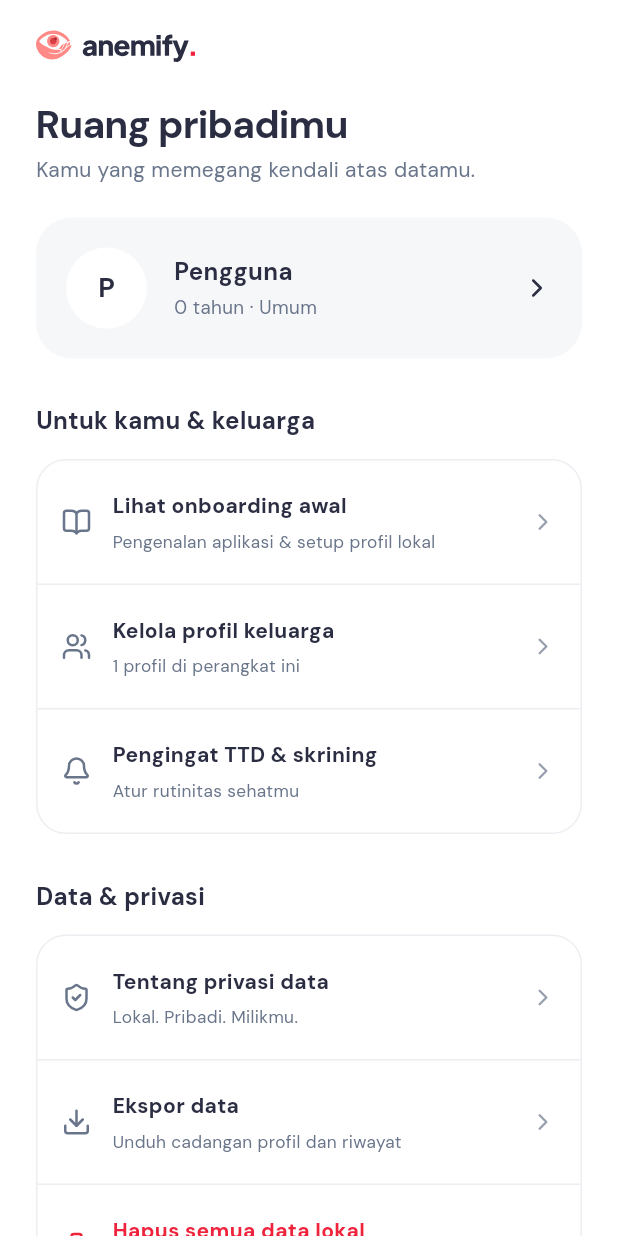
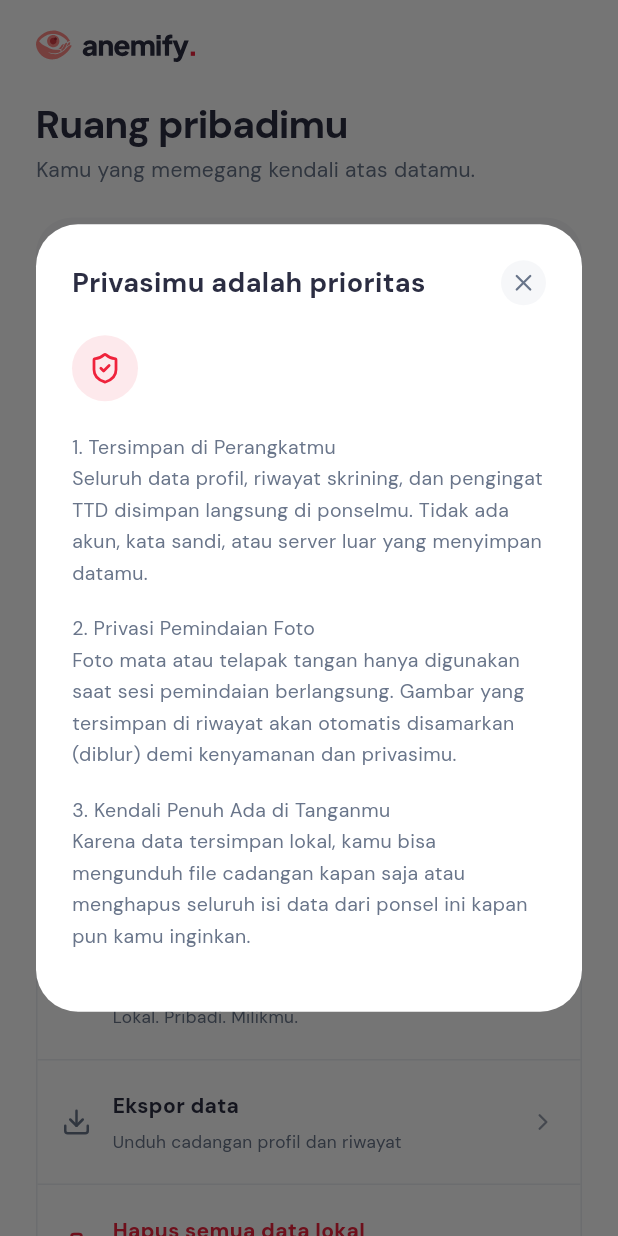
Before and after one commit to Arettaaa/Anemify, a Flutter app: the SettingsPage screen opened directly, after a tap on "Tentang privasi data", on a phone screen of 412 x 824 dp. Run offline on Flutter 3.47's test engine with Material 3 defaults, Android fonts, the phone set to English and light mode, and no system bars; our stand-ins replace camera, equatable, flutter_bloc, flutter_local_notifications, flutter_svg, get_it and 8 more; missing offline and left inert: tflite_flutter; accounts and stored records are empty; network calls fail.

Commit message:
feat: privasi data settings

```diff
--- a/lib/features/settings/presentation/pages/settings_page.dart
+++ b/lib/features/settings/presentation/pages/settings_page.dart
@@ -69,12 +69,115 @@ class _SettingsPageState extends State<SettingsPage> {
   Future<void> _manageProfiles() => openProfileSwitcher(context);
 
   void _openTtd() {
-    Navigator.of(context).push(
-      MaterialPageRoute(builder: (_) => const TtdReminderPage()),
+    Navigator.of(
+      context,
+    ).push(MaterialPageRoute(builder: (_) => const TtdReminderPage()));
+  }
+
+  // ---------- Modal Privasi (UX Friendly) ----------
+
+  void _showPrivacyDialog() {
+    showDialog(
+      context: context,
+      builder: (dialogContext) => Dialog(
+        backgroundColor: Colors.white,
+        surfaceTintColor: Colors.transparent,
+        shape: RoundedRectangleBorder(borderRadius: BorderRadius.circular(28)),
+        insetPadding: const EdgeInsets.symmetric(horizontal: 24, vertical: 24),
+        child: Padding(
+          padding: const EdgeInsets.all(24),
+          child: SingleChildScrollView(
+            child: Column(
+              crossAxisAlignment: CrossAxisAlignment.start,
+              mainAxisSize: MainAxisSize.min,
+              children: [
+                // Header & Tombol Tutup (X)
+                Row(
+                  mainAxisAlignment: MainAxisAlignment.spaceBetween,
+                  children: [
+                    Expanded(
+                      child: Text(
+                        'Privasimu adalah prioritas',
+                        style: GoogleFonts.dmSans(
+                          fontSize: 18,
+                          fontWeight: FontWeight.w700,
+                          color: AppColors.textPrimary,
+                        ),
+                      ),
+                    ),
+                    InkWell(
+                      onTap: () => Navigator.pop(dialogContext),
+                      borderRadius: BorderRadius.circular(20),
+                      child: Container(
+                        padding: const EdgeInsets.all(6),
+                        decoration: const BoxDecoration(
+                          color: AppColors.surface,
+                          shape: BoxShape.circle,
+                        ),
+                        child: const Icon(
+                          LucideIcons.x,
+                          size: 18,
+                          color: AppColors.textSecondary,
+                        ),
+                      ),
+                    ),
+                  ],
+                ),
+                const SizedBox(height: 20),
+
+                // Icon Perisai
+                Container(
+                  width: 44,
+                  height: 44,
+                  alignment: Alignment.center,
+                  decoration: BoxDecoration(
+                    color: AppColors.primary.withValues(alpha: 0.1),
+                    shape: BoxShape.circle,
+                  ),
+                  child: const Icon(
+                    LucideIcons.shieldCheck,
+                    color: AppColors.primary,
+                    size: 22,
+                  ),
+                ),
+                const SizedBox(height: 20),
+
+                // Teks Penjelasan Ramah Pengguna
+                _privacyParagraph(
+                  '1. Tersimpan di Perangkatmu\n'
+                  'Seluruh data profil, riwayat skrining, dan pengingat TTD disimpan langsung di ponselmu. Tidak ada akun, kata sandi, atau server luar yang menyimpan datamu.',
+                ),
+                _privacyParagraph(
+                  '2. Privasi Pemindaian Foto\n'
+                  'Foto mata atau telapak tangan hanya digunakan saat sesi pemindaian berlangsung. Gambar yang tersimpan di riwayat akan otomatis disamarkan (diblur) demi kenyamanan dan privasimu.',
+                ),
+                _privacyParagraph(
+                  '3. Kendali Penuh Ada di Tanganmu\n'
+                  'Karena data tersimpan lokal, kamu bisa mengunduh file cadangan kapan saja atau menghapus seluruh isi data dari ponsel ini kapan pun kamu inginkan.',
+                ),
+              ],
+            ),
+          ),
+        ),
+      ),
     );
   }
 
-  // ---------- UI ----------
+  Widget _privacyParagraph(String text) {
+    return Padding(
+      padding: const EdgeInsets.only(bottom: 16),
+      child: Text(
+        text,
+        style: GoogleFonts.dmSans(
+          fontSize: 13,
+          height: 1.6,
+          color: AppColors.textSecondary,
+        ),
+      ),
+    );
+  }
+
+  // ---------- UI Utama ----------
 
   @override
   Widget build(BuildContext context) {
@@ -85,7 +188,8 @@ class _SettingsPageState extends State<SettingsPage> {
       body: SafeArea(
         bottom: false,
         child: ListView(
-          padding: EdgeInsets.fromLTRB(hPad, 16, hPad, 120),
+          // Padding bawah disesuaikan jadi 32 agar scroll berhenti pas di akhir teks
+          padding: EdgeInsets.fromLTRB(hPad, 16, hPad, 32),
           children: [
             const AppLogo(),
             const SizedBox(height: 24),
@@ -140,7 +244,7 @@ class _SettingsPageState extends State<SettingsPage> {
                 icon: LucideIcons.shieldCheck,
                 title: 'Tentang privasi data',
                 subtitle: 'Lokal. Pribadi. Milikmu.',
-                onTap: () {},
+                onTap: _showPrivacyDialog,
               ),
               _item(
                 icon: LucideIcons.download,
@@ -161,7 +265,7 @@ class _SettingsPageState extends State<SettingsPage> {
             const SizedBox(height: 28),
             Center(
               child: Text(
-                'Anemify · Prototipe desain 1.0\n'
+                'Anemify v1.0.0\n'
                 'Dibuat untuk langkah sehat yang lebih mudah',
                 textAlign: TextAlign.center,
                 style: GoogleFonts.dmSans(
@@ -298,7 +402,9 @@ class _SettingsPageState extends State<SettingsPage> {
               Icon(
                 icon,
                 size: 20,
-                color: destructive ? AppColors.primary : AppColors.textSecondary,
+                color: destructive
+                    ? AppColors.primary
+                    : AppColors.textSecondary,
               ),
               const SizedBox(width: 14),
               Expanded(
```
Lines whose indentation alone changed are shown as unchanged.
